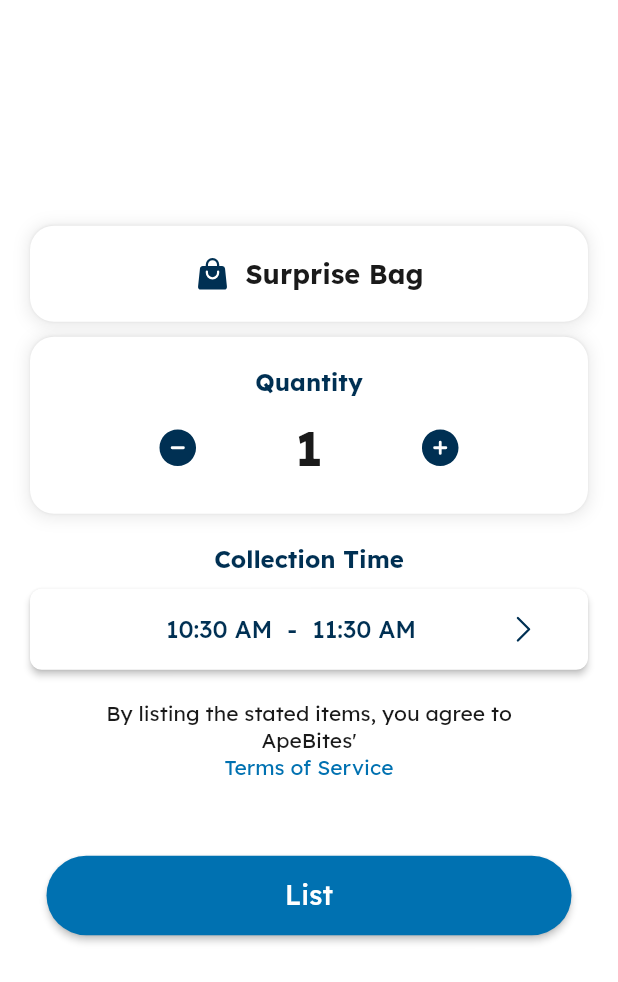
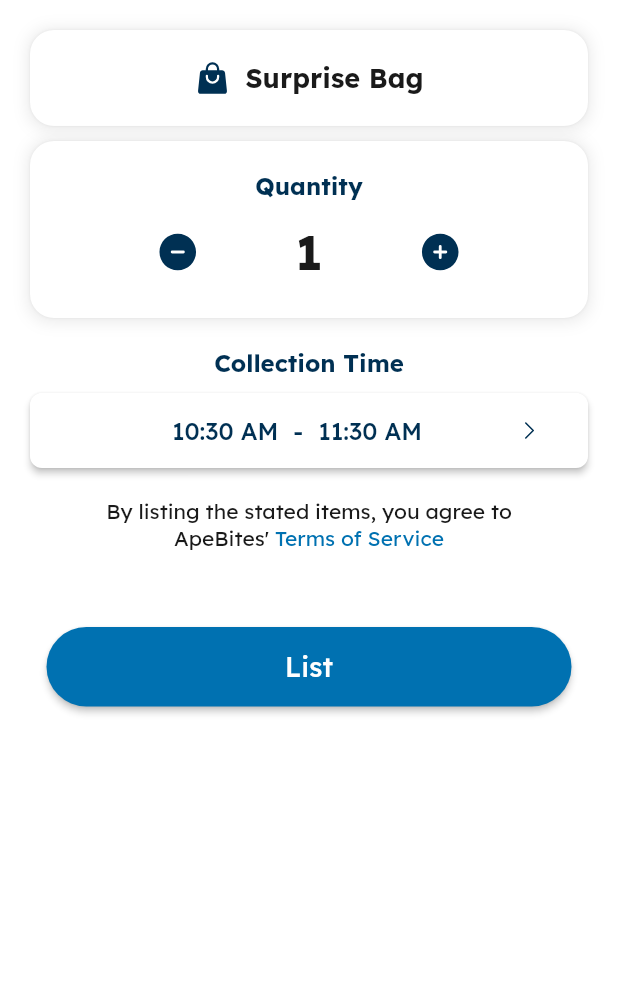
Before and after one commit to jx-yan/ApeBites-Mex, a Flutter app: the AddBagBottomSheetComponent widget shown alone on an empty page, opened directly, on a phone screen of 412 x 824 dp. Shown: the top 982 px of the screen. Run offline on Flutter 3.47's test engine with Material 2 defaults, Android fonts, the phone set to English and light mode, and no system bars; our stand-ins replace auto_size_text, go_router, heroicons, timezone; missing offline and left inert: colorful_safe_area, time_range_picker; statements that could not run were skipped.

Commit message:
minor fixes on add bag modal

```diff
--- a/lib/components/addBag_btm_sheet.dart
+++ b/lib/components/addBag_btm_sheet.dart
@@ -21,12 +21,7 @@
   @override
   Widget build(BuildContext context) {
     return Container(
-      decoration: const BoxDecoration(
-          borderRadius: BorderRadius.only(
-              topLeft: Radius.circular(16), topRight: Radius.circular(16)), color: Colors.white),
-      child: OverflowBox(
-        child: Container(
-          margin: const EdgeInsets.only(left: 20, right: 20, bottom: 20),
+          margin: const EdgeInsets.only(left: 20, right: 20, bottom: 30, top: 20),
           child: Column(
             mainAxisAlignment: MainAxisAlignment.center,
             mainAxisSize: MainAxisSize.min,
@@ -74,7 +69,7 @@
                       text: TextSpan(children: [
                         const TextSpan(
                             text:
-                                "By listing the stated items, you agree to ApeBites' \n",
+                                "By listing the stated items, you agree to ApeBites' ",
                             style: TextStyle(
                                 fontFamily: 'Lexend',
                                 fontSize: 14,
@@ -121,12 +116,10 @@
                       ],
                     ),
                   )),
-              const SizedBox(height: 30),
+              const SizedBox(height: 50),
             ],
           ),
-        ),
-      ),
-    );
+        );
   }
 }
 
--- a/lib/components/past_reserve_bar.dart
+++ b/lib/components/past_reserve_bar.dart
@@ -66,7 +66,9 @@
         const Spacer(flex: 1),
         const HeroIcon(HeroIcons.chevronRight,
             color: kPrimaryBoldest, size: 24),
-        const SizedBox(width: 30),
+        const SizedBox(
+          width: 20,
+        ),
       ]),
     );
   }
--- a/lib/components/time_picker.dart
+++ b/lib/components/time_picker.dart
@@ -96,7 +96,7 @@
                 ],
             ),
             const Spacer(),
-            const HeroIcon(HeroIcons.chevronRight, color: kPrimaryBoldest)
+            const HeroIcon(HeroIcons.chevronRight, color: kPrimaryBoldest, size: 16,)
           ],
         )
       ),
--- a/lib/screens/home/home_buttons.dart
+++ b/lib/screens/home/home_buttons.dart
@@ -86,7 +86,7 @@
               onPressed: () {
                 showModalBottomSheet<void>(
                   useSafeArea: true,
-                  backgroundColor: Colors.transparent.withOpacity(0),
+                  backgroundColor: Colors.white,
                   shape: const RoundedRectangleBorder(
                     borderRadius: BorderRadius.only(
                         topLeft: Radius.circular(16),
@@ -94,7 +94,7 @@
                   ),
                   context: context,
                   builder: (BuildContext context) {
-                    return AddBagBottomSheetComponent();
+                    return const AddBagBottomSheetComponent();
                   },
                 );
               },
```
Also changed, not shown: lib/screens/home/home_sales_card.dart (+2 -8 lines), 2 other files.
